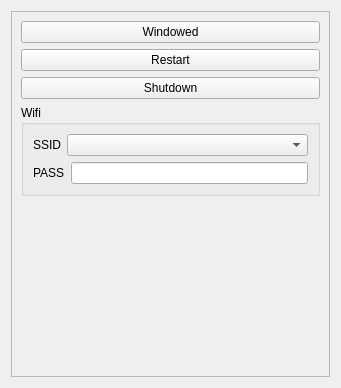
The window that src/qt/Pi/PiTab.ui (chuckfairy/Orzabal) describes before a commit, drawn with Qt 5.
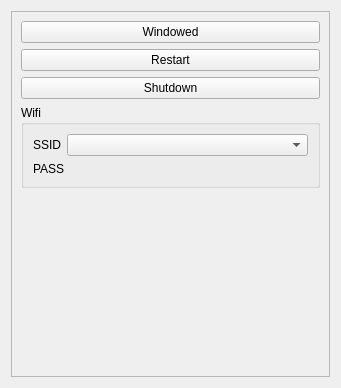
The same window after the commit.

```diff
--- a/src/qt/Pi/PiTab.ui
+++ b/src/qt/Pi/PiTab.ui
@@ -83,9 +83,6 @@
               </property>
              </widget>
             </item>
-            <item>
-             <widget class="QLineEdit" name="wifi_pass"/>
-            </item>
            </layout>
           </item>
          </layout>
```
Left out of the diff: 2 changed lines with no effect on the pictures.
